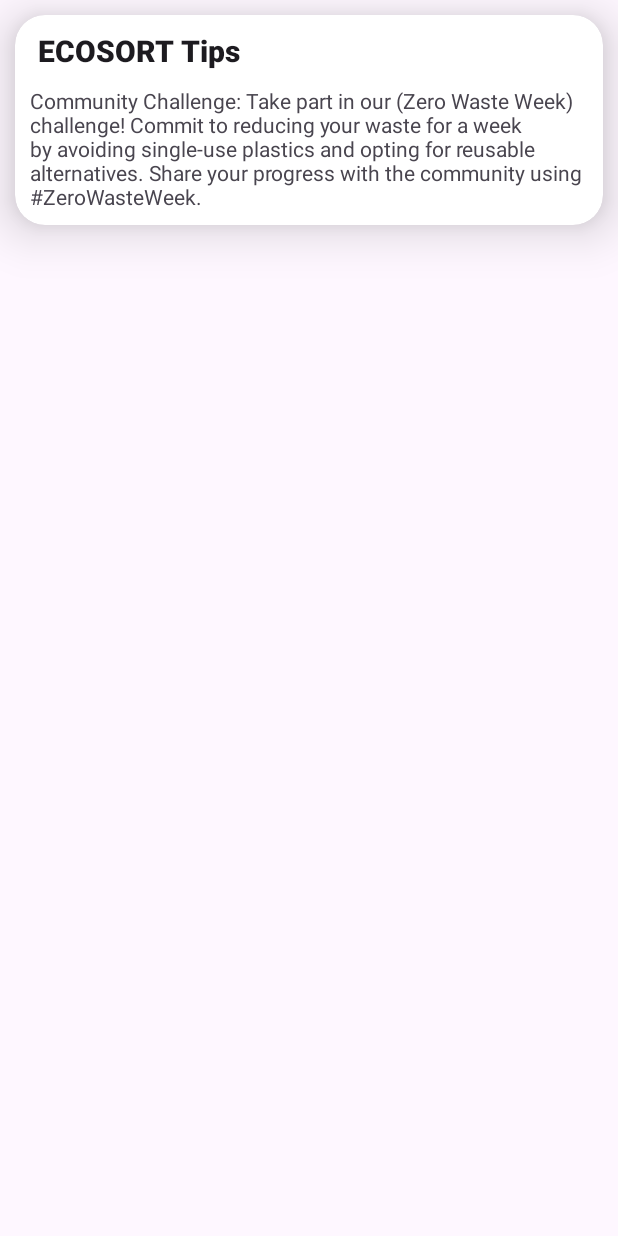
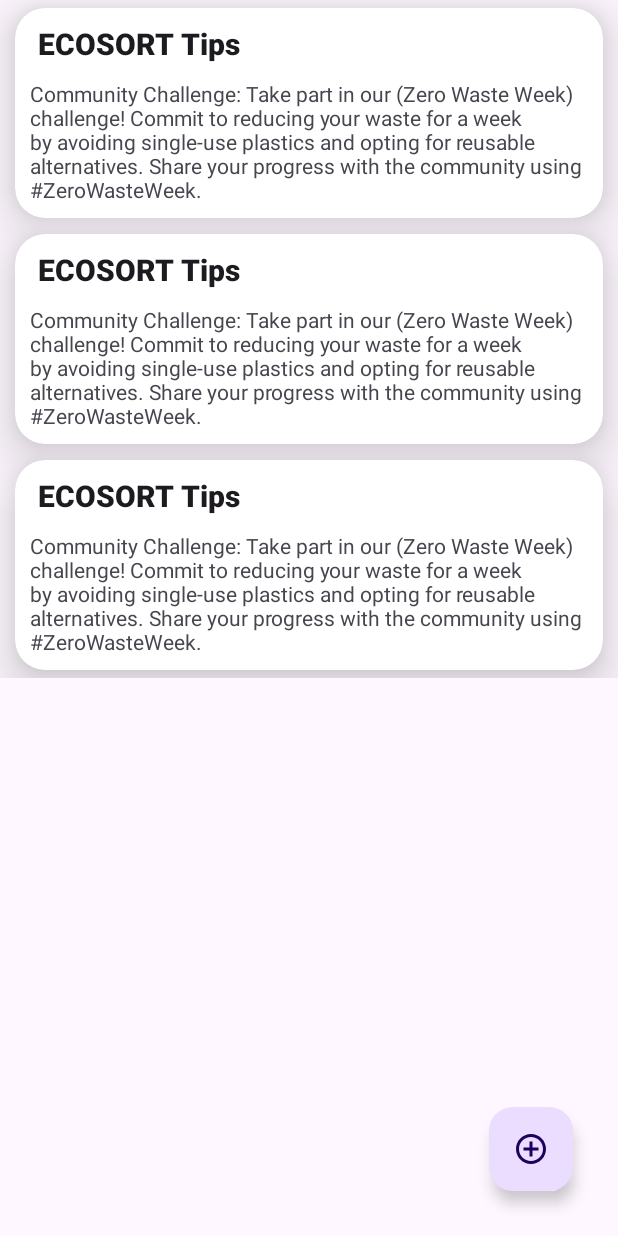
Before and after one commit to EPHANTUSKURIA/ECOSORTAPP, an Android app: the layout fragment_info.xml on its own in the app's theme, with its tools: preview values and no code run, on a phone screen of 412 x 824 dp. Run offline under Robolectric (Android 15) with nearby library versions, the phone set to English and light mode, and no system bars.

```diff
--- a/app/src/main/res/layout/fragment_home.xml
+++ b/app/src/main/res/layout/fragment_home.xml
@@ -64,6 +64,7 @@
 
 
           <androidx.cardview.widget.CardView
+
               android:layout_width="150dp"
               android:layout_marginTop="20dp"
               android:layout_marginStart="20dp"
@@ -182,6 +183,7 @@
       </LinearLayout>
 
       <Button
+          android:id="@+id/requests"
           android:layout_width="match_parent"
           android:layout_height="70dp"
           android:backgroundTint="#83BB6F"
--- a/app/src/main/res/layout/fragment_info.xml
+++ b/app/src/main/res/layout/fragment_info.xml
@@ -1,37 +1,24 @@
 <?xml version="1.0" encoding="utf-8"?>
-<androidx.cardview.widget.CardView
-    xmlns:android="http://schemas.android.com/apk/res/android"
-    xmlns:app="http://schemas.android.com/apk/res-auto"
-    android:id="@+id/crdContent"
+<FrameLayout xmlns:android="http://schemas.android.com/apk/res/android"
+    xmlns:tools="http://schemas.android.com/tools"
     android:layout_width="match_parent"
-    android:layout_height="140dp"
-    android:layout_marginHorizontal="10dp"
-    android:layout_marginVertical="10dp"
-    app:cardCornerRadius="20dp"
-    app:cardElevation="20dp">
+    android:layout_height="match_parent"
+    tools:context=".homefragments.InfoFragment">
 
-    <LinearLayout
-        android:layout_width="match_parent"
-        android:layout_height="wrap_content"
-        android:orientation="vertical">
+   <androidx.recyclerview.widget.RecyclerView
+       android:id="@+id/infoRecycler"
+       android:layout_width="match_parent"
+       android:layout_height="wrap_content"
+       tools:listitem="@layout/info_item"
+       />
 
-        <TextView
-            android:id="@+id/notificationTitle"
-            android:layout_width="match_parent"
-            android:layout_height="wrap_content"
-            android:layout_marginStart="15dp"
-            android:layout_marginTop="10dp"
-            android:text="ECOSORT Tips"
-            android:textAppearance="@style/TextAppearance.AppCompat.Title"
-            android:textStyle="bold" />
+   <com.google.android.material.floatingactionbutton.FloatingActionButton
+       android:id="@+id/FAB"
+       android:layout_width="match_parent"
+       android:layout_height="wrap_content"
+       android:layout_gravity="end|bottom"
+       android:layout_margin="30dp"
+       android:src="@drawable/baseline_add_circle_outline_24"
+       />
 
-        <TextView
-            android:id="@+id/notificationContent"
-            android:layout_width="match_parent"
-            android:layout_height="wrap_content"
-            android:padding="10dp"
-            android:text="Community Challenge: Take part in our (Zero Waste Week) challenge! Commit to reducing your waste for a week by avoiding single-use plastics and opting for reusable alternatives. Share your progress with the community using #ZeroWasteWeek. " />
-
-
-    </LinearLayout>
-</androidx.cardview.widget.CardView>
+</FrameLayout>
```
Also changed, not shown: app/src/main/AndroidManifest.xml (+8 -3 lines), app/src/main/java/com/example/ecosortapp/homefragments/InfoFragment.kt (+67 -35 lines), app/src/main/java/com/example/ecosortapp/homefragments/RequestFragment.kt (+21 -21 lines), app/src/main/res/layout/fragment_request.xml (+6 -3 lines).
